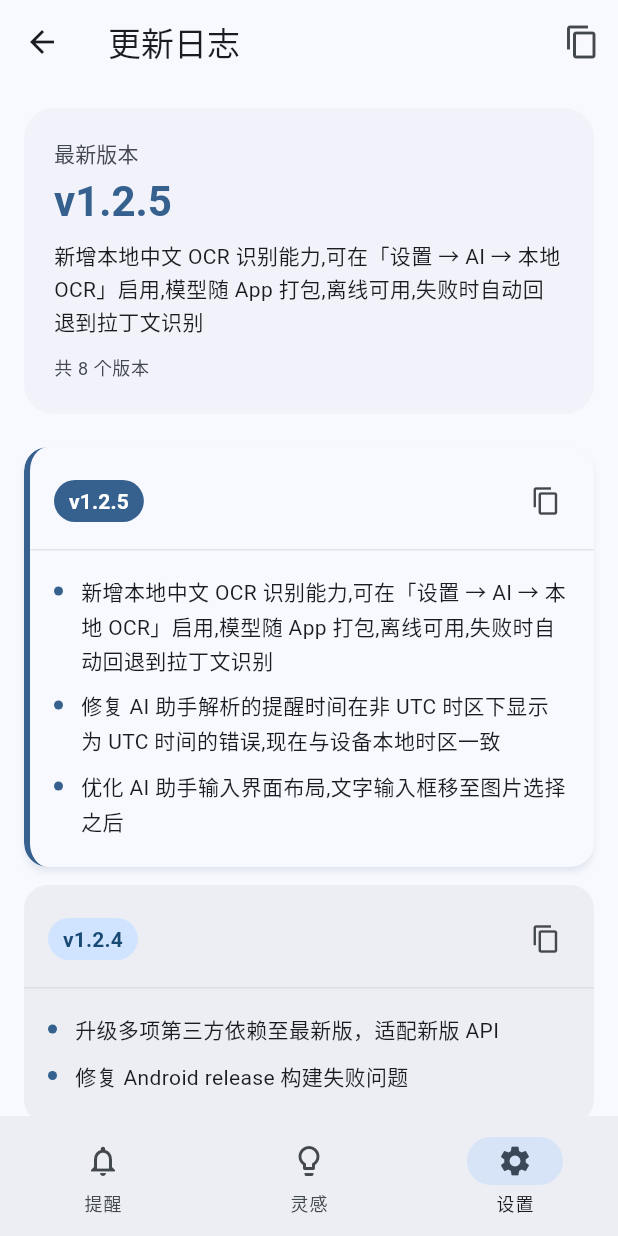
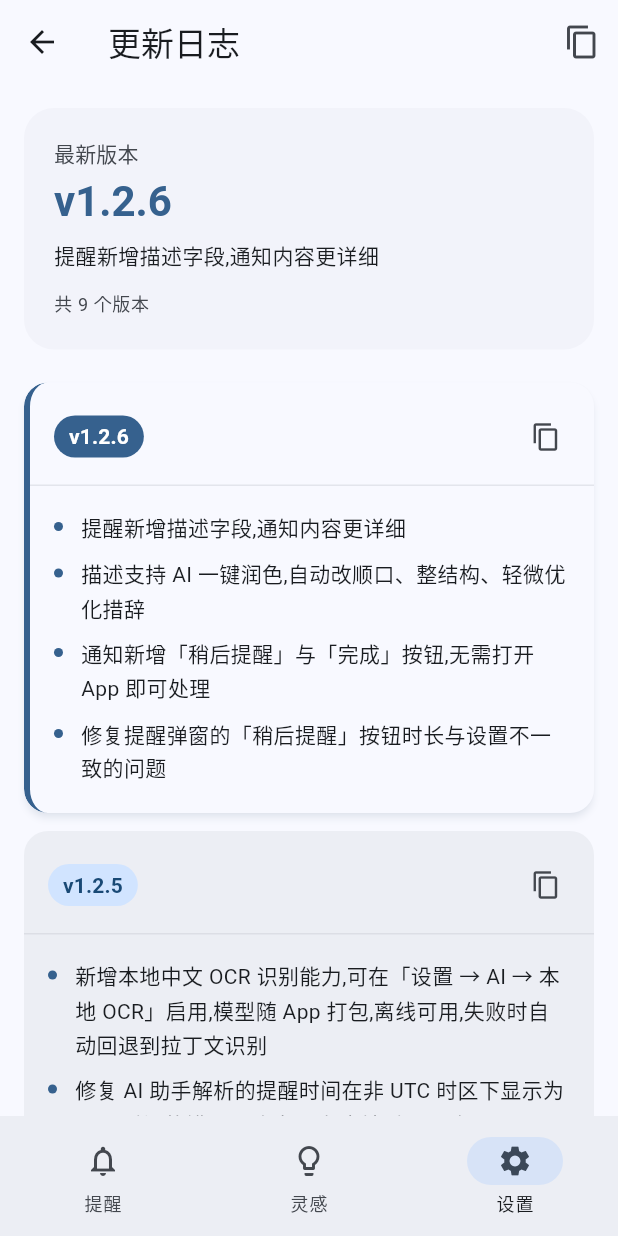
Before and after one commit to DsDG1/Nous_Mind, a Flutter app: the ChangelogPage screen opened by its route, on a phone screen of 412 x 824 dp. Run offline on Flutter 3.47's test engine with Material 3 defaults, Android fonts, the phone set to English and light mode, and no system bars; our stand-ins replace clock, file_picker, flutter_local_notifications, flutter_timezone, go_router, image_picker and 6 more; missing offline and left inert: google_mlkit_text_recognition; accounts and stored records are empty.

Commit message:
chore: bump version to 1.2.6 and add changelog entries
- pubspec.yaml: 1.2.5+7 → 1.2.6+8
- changelog_page.dart: prepend 1.2.6 entry covering description
  field, AI polish, notification actions, and the snooze-popup
  label fix

```diff
--- a/lib/pages/settings/changelog_page.dart
+++ b/lib/pages/settings/changelog_page.dart
@@ -254,6 +254,15 @@ class _ChangelogVersion {
 /// shipping a new version; the rest of the page renders from here.
 const List<_ChangelogVersion> _changelog = <_ChangelogVersion>[
   _ChangelogVersion(
+    version: '1.2.6',
+    notes: <String>[
+      '提醒新增描述字段,通知内容更详细',
+      '描述支持 AI 一键润色,自动改顺口、整结构、轻微优化措辞',
+      '通知新增「稍后提醒」与「完成」按钮,无需打开 App 即可处理',
+      '修复提醒弹窗的「稍后提醒」按钮时长与设置不一致的问题',
+    ],
+  ),
+  _ChangelogVersion(
     version: '1.2.5',
     notes: <String>[
       '新增本地中文 OCR 识别能力,可在「设置 → AI → 本地 OCR」启用,模型随 App 打包,离线可用,失败时自动回退到拉丁文识别',
--- a/pubspec.yaml
+++ b/pubspec.yaml
@@ -16,7 +16,7 @@ publish_to: 'none' # Remove this line if you wish to publish to pub.dev
 # https://developer.apple.com/library/archive/documentation/General/Reference/InfoPlistKeyReference/Articles/CoreFoundationKeys.html
 # In Windows, build-name is used as the major, minor, and patch parts
 # of the product and file versions while build-number is used as the build suffix.
-version: 1.2.5+7
+version: 1.2.6+8
 
 environment:
   sdk: ^3.12.2
```
